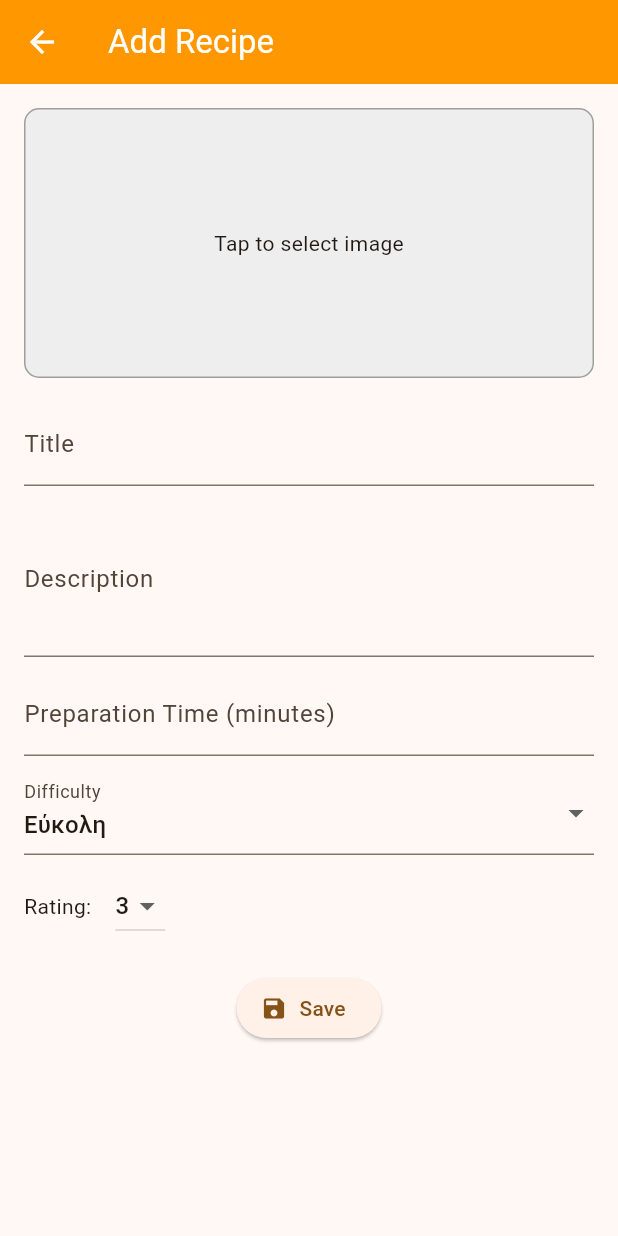
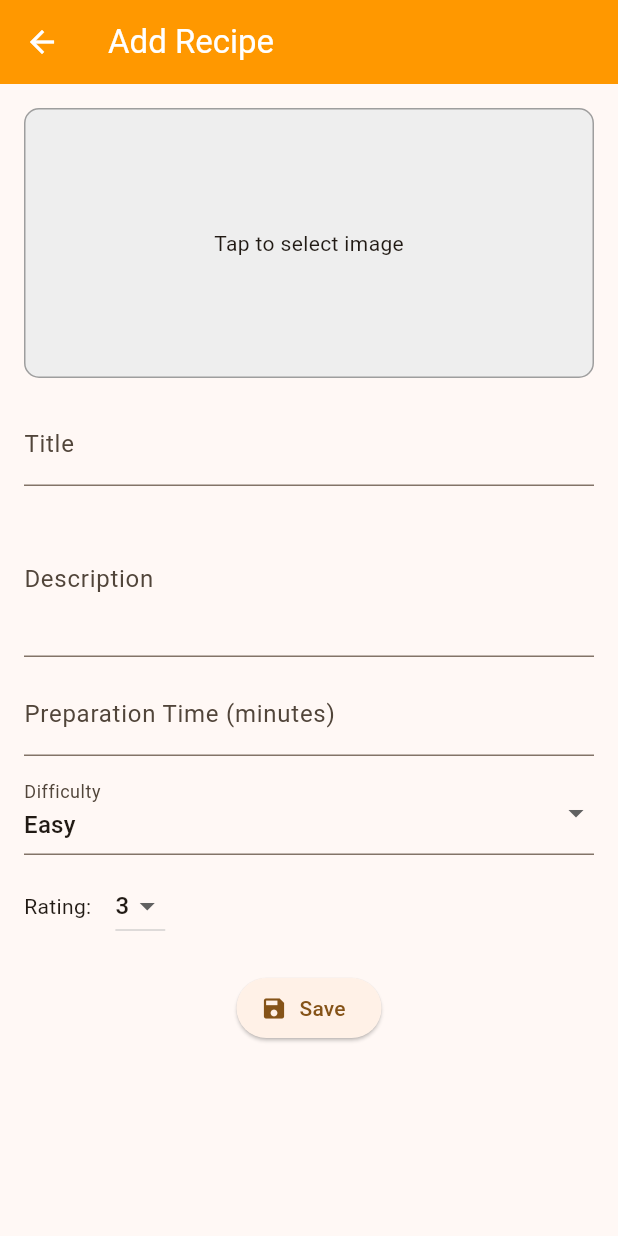
Before and after one commit to AristosDragatis/flutter-recipe-manager, a Flutter app: the screen it shows after launch, after a tap on the "add" icon, on a phone screen of 412 x 824 dp. Run offline on Flutter 3.47's test engine with Material 3 defaults, Android fonts, the phone set to English and light mode, and no system bars; our stand-ins replace hive, hive_flutter, image_picker; accounts and stored records are empty.

Commit message:
Update add_recipe_screen.dart

```diff
--- a/lib/screens/add_recipe_screen.dart
+++ b/lib/screens/add_recipe_screen.dart
@@ -24,7 +24,7 @@ class _AddRecipeScreenState extends State<AddRecipeScreen> {
   final _prepTimeController = TextEditingController();
 
   // Default values
-  String _selectedDifficulty = 'Εύκολη';
+  String _selectedDifficulty = 'Easy';
   int _rating = 3;
   File? _pickedImage;
 
@@ -156,7 +156,7 @@ class _AddRecipeScreenState extends State<AddRecipeScreen> {
               // Dropdown for difficulty selection
               DropdownButtonFormField<String>(
                 value: _selectedDifficulty,
-                items: ['Εύκολη', 'Μέτρια', 'Δύσκολη']
+                items: ['Easy', 'Medium', 'Hard']
                     .map(
                       (diff) =>
                           DropdownMenuItem(value: diff, child: Text(diff)),
```
